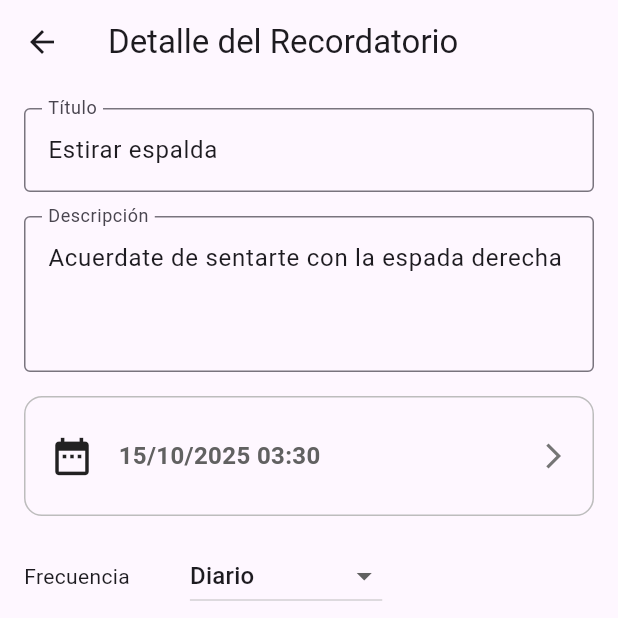
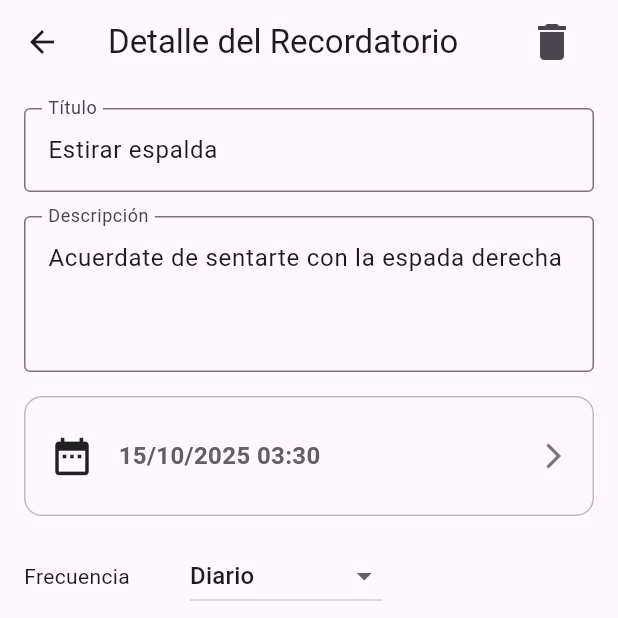
Before and after one commit to GeloAndres/vivebien, a Flutter app: the HomeScreen screen opened directly, after a tap on "Estirar espalda", on a phone screen of 412 x 824 dp, the top half of it. Run offline on Flutter 3.47's test engine with Material 3 defaults, Android fonts, the phone set to English and light mode, and no system bars; our stand-ins replace firebase_core, flutter_riverpod; accounts and stored records are empty.

Commit message:
funcion de borrar recordatorio

```diff
--- a/lib/main.dart
+++ b/lib/main.dart
@@ -11,6 +11,6 @@ class MainApp extends StatelessWidget {
 
   @override
   Widget build(BuildContext context) {
-    return MaterialApp(home: HomeScreen());
+    return MaterialApp(debugShowCheckedModeBanner: false, home: HomeScreen());
   }
 }
--- a/lib/screens/detail/detail_reminder.dart
+++ b/lib/screens/detail/detail_reminder.dart
@@ -138,7 +138,10 @@ class _DetailReminderScreenState extends ConsumerState<DetailReminder> {
   Widget build(BuildContext context) {
     return Scaffold(
       resizeToAvoidBottomInset: true,
-      appBar: AppBar(title: Text('Detalle del Recordatorio')),
+      appBar: AppBar(
+        title: Text('Detalle del Recordatorio'),
+        actions: [ButtomCustomerDelete(id: widget.reminder.id)],
+      ),
       body: SingleChildScrollView(
         child: Padding(
           padding: const EdgeInsets.all(16.0),
@@ -276,3 +279,25 @@ class _DetailReminderScreenState extends ConsumerState<DetailReminder> {
     );
   }
 }
+
+class ButtomCustomerDelete extends ConsumerWidget {
+  final int id;
+  const ButtomCustomerDelete({super.key, required this.id});
+
+  @override
+  Widget build(BuildContext context, ref) {
+    return Padding(
+      padding: const EdgeInsets.fromLTRB(0, 0, 20, 0),
+      child: IconButton(
+        icon: Icon(Icons.delete, size: 32),
+        onPressed: () {
+          ref.read(askReminderProvider.notifier).deleteReminder(id);
+          ScaffoldMessenger.of(
+            context,
+          ).showSnackBar(SnackBar(content: Text('Borrado con éxito.')));
+          Navigator.pop(context);
+        },
+      ),
+    );
+  }
+}
--- a/lib/screens/provider/reminder.dart
+++ b/lib/screens/provider/reminder.dart
@@ -14,4 +14,10 @@ class ReminderProvider extends StateNotifier<List<Reminder>> {
     state = [...state, newReminder];
     recordatorioListaTesting.add(newReminder);
   }
+
+  void deleteReminder(int id) {
+    recordatorioListaTesting.removeWhere((reminder) => reminder.id == id);
+    state = state.where((reminder) => reminder.id != id).toList();
+    print('intento de eliminar este id: $id');
+  }
 }
```
